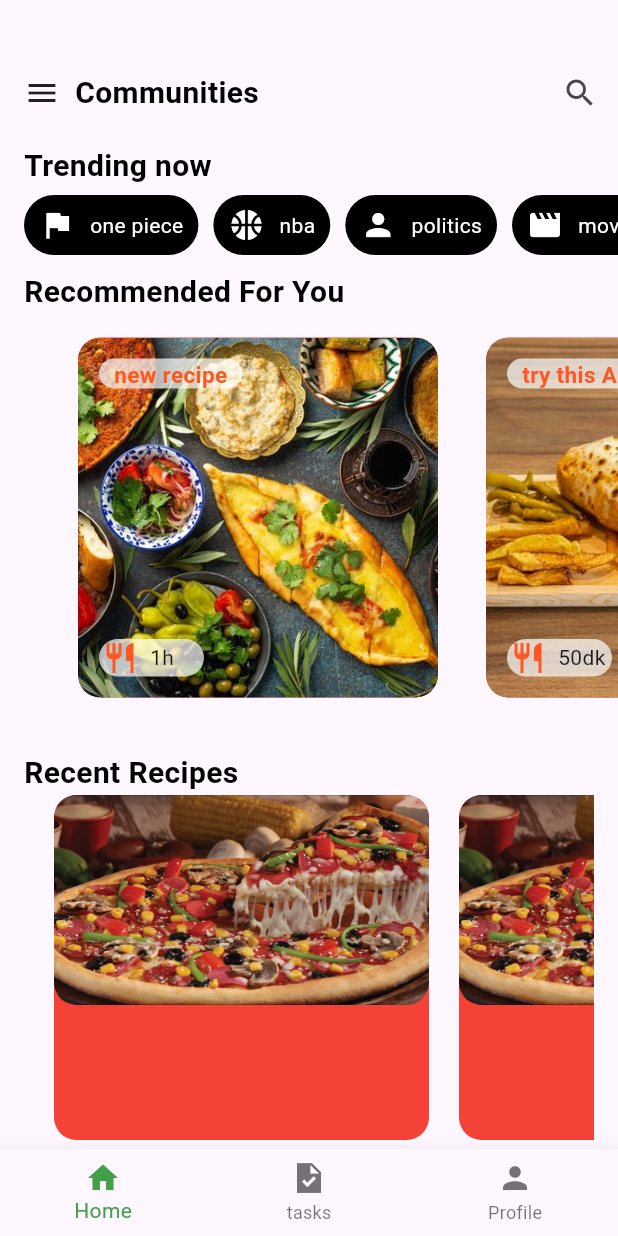
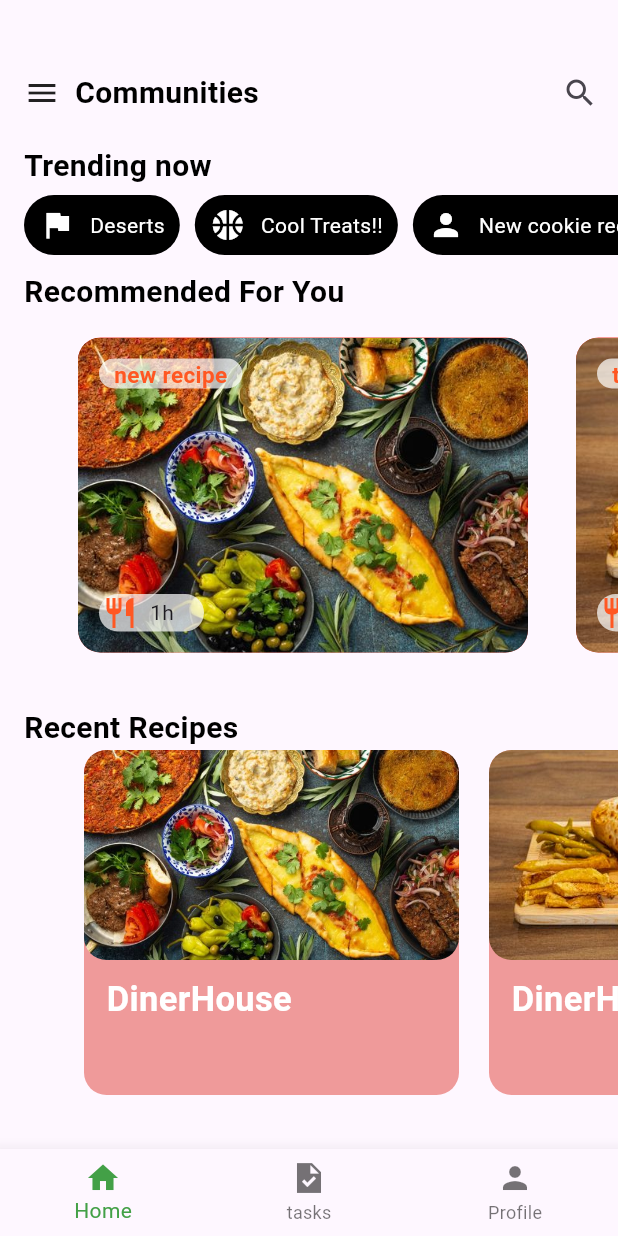
Before and after one commit to Emiryungul/CookBook_appUIWithaddeableWidgets_simple, a Flutter app: the screen it shows after launch, on a phone screen of 412 x 824 dp. Run offline on Flutter 3.47's test engine with Material 2 defaults, Android fonts, the phone set to English and light mode, and no system bars.

Commit message:
The scrollview.dart is also listed and the widget can be used for es much as you want

```diff
--- /dev/null
+++ b/lib/list_row_info.dart
@@ -0,0 +1,32 @@
+List<Map<String, dynamic>> rowList= [
+  {
+    'image':  'yemek1.jpg',
+    'string': 'new recipe',
+    'prep': '1h'
+
+
+  },
+  {
+
+    'image': 'yemek2.jpg',
+    'string': 'try this Authentic doner!',
+    'prep': '50dk'
+  },
+  {
+
+    'image':  'yemek3.jpg',
+    'string': 'Beyti recipe',
+    'prep': '40dk'
+  },
+  {
+    'image':  'yemek4.jpg',
+    'string': 'simple Pizza recipe',
+    'prep': '30dk'
+  },
+  {
+
+    'image':  'yemek5.jpg',
+    'string': 'Burgir recipe',
+    'prep': '35dk'
+  },
+];
--- a/lib/myhomepage.dart
+++ b/lib/myhomepage.dart
@@ -40,13 +40,12 @@ class MyHomePage extends StatelessWidget {
                 child: ListView(
                   scrollDirection: Axis.horizontal,
                   children  : const [
-                    containerwidget(text: 'one piece', icon: Icon(Icons.flag,color: Colors.white),),
-                    containerwidget(text: 'nba', icon: Icon(Icons.sports_basketball,color: Colors.white,),),
-                    containerwidget(text: 'politics', icon: Icon(Icons.person,color: Colors.white),),
-                    containerwidget(text: 'movies', icon: Icon(Icons.movie_creation,color: Colors.white),),
-                    containerwidget(text: 'music', icon: Icon(Icons.music_note_sharp,color: Colors.white),),
-                    containerwidget(text: 'britney spears', icon: Icon(Icons.mic_external_on_sharp,color: Colors.white),),
-                    containerwidget(text: 'league of legends', icon: Icon(Icons.videogame_asset_rounded,color: Colors.white),),
+                    containerwidget(text: 'Deserts', icon: Icon(Icons.flag,color: Colors.white),),
+                    containerwidget(text: 'Cool Treats!!', icon: Icon(Icons.sports_basketball,color: Colors.white,),),
+                    containerwidget(text: 'New cookie recipes', icon: Icon(Icons.person,color: Colors.white),),
+                    containerwidget(text: 'Cool Tricks', icon: Icon(Icons.movie_creation,color: Colors.white),),
+                    containerwidget(text: 'boreks', icon: Icon(Icons.music_note_sharp,color: Colors.white),),
+                    containerwidget(text: 'Cold and Hot Brews', icon: Icon(Icons.mic_external_on_sharp,color: Colors.white),),
 
                   ]
 
@@ -63,7 +62,7 @@ class MyHomePage extends StatelessWidget {
 
               SingleChildScrollView(
                 scrollDirection: Axis.horizontal,
-                padding: EdgeInsets.only(left: 20,right: 20),
+                padding: const EdgeInsets.only(left: 20,right: 20),
                 child: Row(
                   children : panelList.map((value) => PanelW(recipe: value)).toList(),
                 ),
@@ -76,22 +75,13 @@ class MyHomePage extends StatelessWidget {
                   Boldtextwidget(text: 'Recent Recipes', color: Colors.black, size: 20),
                 ],
               ),
-              Container(
-                  margin: EdgeInsets.only(right: 16),
-                  child: const SingleChildScrollView(
-                    scrollDirection: Axis.horizontal,
-                    child: Row(
-                      children: [
-                        horizontalwidget(),
-                        horizontalwidget(),
-                        horizontalwidget(),
-                        horizontalwidget(),
-                        horizontalwidget(),
-                        horizontalwidget(),
-                      ],
-                    ),
-                  ),
-              )
+              SingleChildScrollView(
+                scrollDirection: Axis.horizontal,
+                padding: const EdgeInsets.only(left: 20,right: 20),
+                child: Row(
+                  children : panelList.map((value) => horizontalwidget(food: value)).toList(),
+                ),
+              ),
 
 
 
--- a/lib/panelwidget.dart
+++ b/lib/panelwidget.dart
@@ -12,8 +12,8 @@ class PanelW extends StatelessWidget {
       children: [
         Container(
           margin: const EdgeInsets.all(16),
-          height: 240,
-          width: 240,
+          height: 210,
+          width: 300,
           decoration: BoxDecoration(borderRadius: BorderRadius.circular(15),color: Colors.red,image: DecorationImage(image: AssetImage('images/${recipe['image']}'),fit: BoxFit.cover)),
         ),
         Positioned(
--- a/lib/scrollview.dart
+++ b/lib/scrollview.dart
@@ -1,6 +1,8 @@
 import 'package:flutter/material.dart';
+import 'package:yeniproject/textwidget.dart';
 class horizontalwidget extends StatelessWidget {
-  const horizontalwidget({super.key});
+  final Map<String,dynamic> food;
+  const horizontalwidget({super.key, required this.food});
 
   @override
   Widget build(BuildContext context) {
@@ -8,14 +10,25 @@ class horizontalwidget extends StatelessWidget {
       margin: EdgeInsets.only(left: 20),
       width: 250,
       height: 230,
-      decoration: BoxDecoration(borderRadius: BorderRadius.circular(15),color: Colors.red),
+      decoration: BoxDecoration(borderRadius: BorderRadius.circular(15),color:  Color(0xFFEF9A9A)),
       child: Column(
         children: [
           Container(
             width: 250,
             height: 140,
-            decoration: BoxDecoration(borderRadius: BorderRadius.circular(15),image: DecorationImage(image: AssetImage("images/yemek4.jpg"),fit: BoxFit.cover )),
-          )
+            decoration: BoxDecoration(borderRadius: BorderRadius.circular(15),image: DecorationImage(image: AssetImage('images/${food['image']}'),fit: BoxFit.cover)),
+          ),
+          const SizedBox(height: 10,),
+          Container(
+                margin: EdgeInsets.only(left: 15),
+                  child:
+                  const Row(
+                    mainAxisAlignment: MainAxisAlignment.start,
+                    children: [
+                      Boldtextwidget(text: 'DinerHouse', color: Colors.white, size: 23),
+                    ],
+                  )),
+
         ],
       ),
     );
--- a/lib/tasks.dart
+++ b/lib/tasks.dart
@@ -11,6 +11,8 @@ class Tasks extends StatefulWidget {
 class _TasksState extends State<Tasks> {
   @override
   Widget build(BuildContext context) {
-    return const Placeholder();
+    return Scaffold(
+      appBar: AppBar(centerTitle: true,title: Text("Recipes"),),
+    );
   }
 }
```
